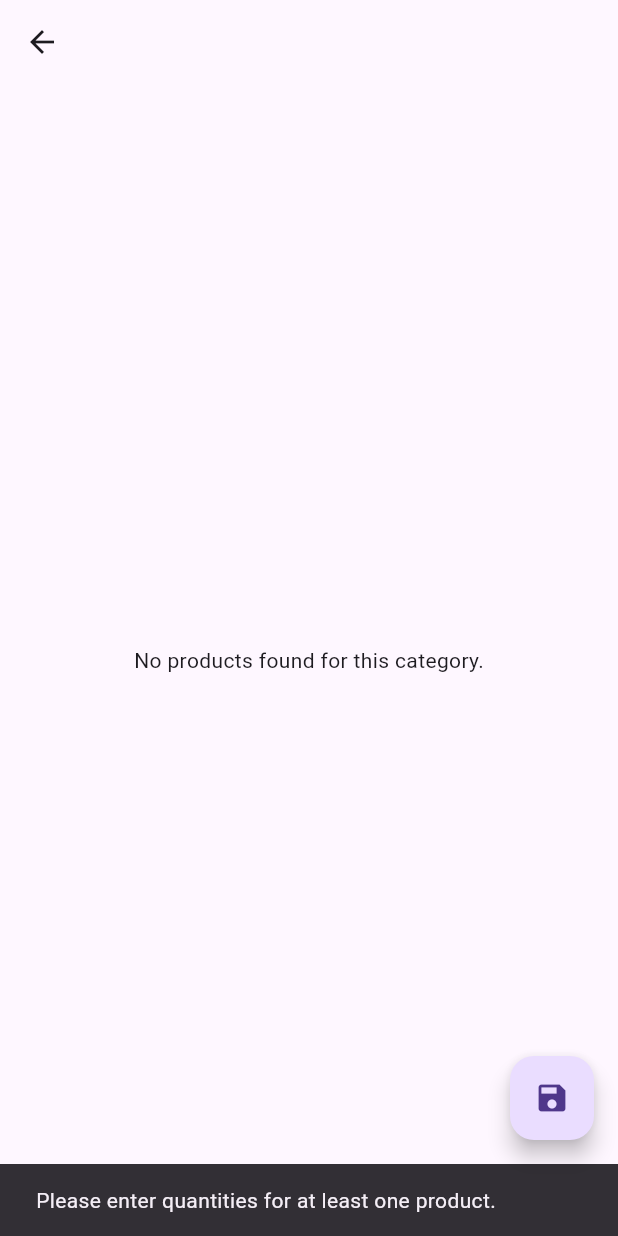
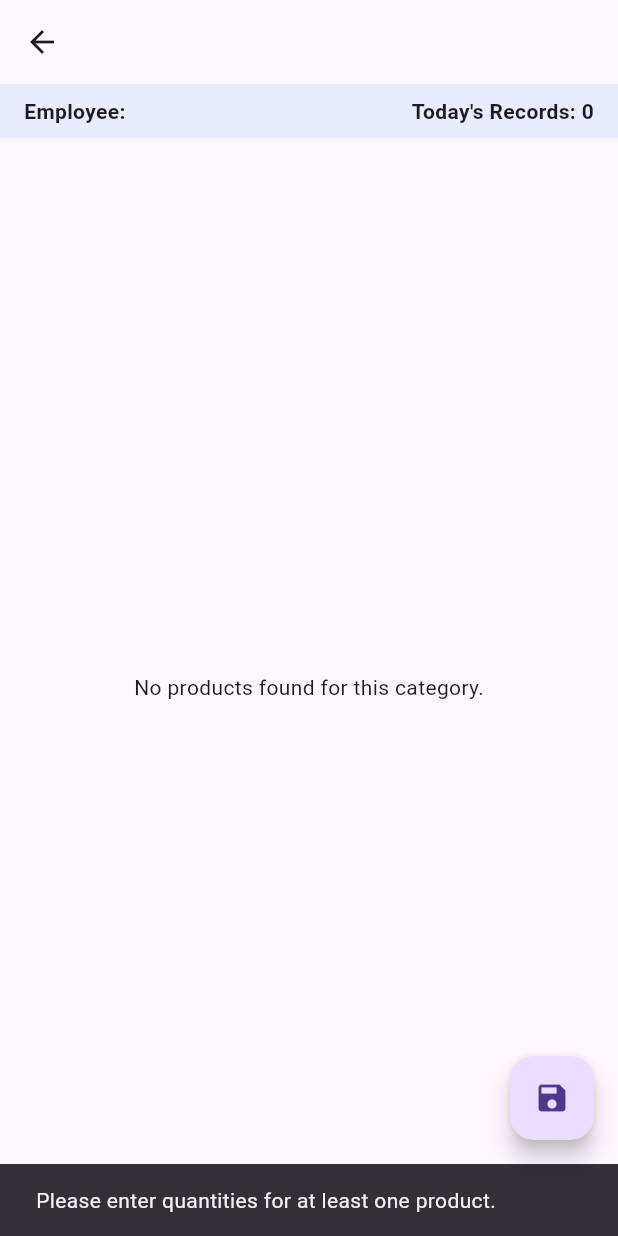
Before and after one commit to tapiaht/production_app, a Flutter app: the ProductProductionScreen screen opened directly with empty values, after a tap on the "save" icon, on a phone screen of 412 x 824 dp. Run offline on Flutter 3.47's test engine with Material 3 defaults, Android fonts, the phone set to English and light mode, and no system bars; our stand-ins replace googleapis_auth, shared_preferences; missing offline and left inert: googleapis; accounts and stored records are empty.

Commit message:
feat: add status bar with employee info and production count

```diff
--- a/lib/providers/employee_provider.dart
+++ b/lib/providers/employee_provider.dart
@@ -17,4 +17,12 @@ class EmployeeProvider extends ChangeNotifier {
     loading = false;
     notifyListeners();
   }
+
+  Employee? getEmployeeById(String id) {
+    try {
+      return employees.firstWhere((employee) => employee.id == id);
+    } catch (e) {
+      return null;
+    }
+  }
 }
--- a/lib/providers/production_provider.dart
+++ b/lib/providers/production_provider.dart
@@ -4,13 +4,16 @@ import 'package:production_app/services/sheets_service.dart';
 class ProductionProvider extends ChangeNotifier {
   final SheetsService service;
   bool _loading = false;
+  int _productionCount = 0;
 
   ProductionProvider(this.service);
 
   bool get loading => _loading;
+  int get productionCount => _productionCount;
 
   Future<void> saveProduction(String employeeId, Map<String, int> quantities) async {
     _loading = true;
+    _productionCount = 0;
     notifyListeners();
 
     try {
@@ -20,4 +23,15 @@ class ProductionProvider extends ChangeNotifier {
       notifyListeners();
     }
   }
+
+  Future<void> getTodaysProductionCount(String employeeId) async {
+    _loading = true;
+    notifyListeners();
+    try {
+      _productionCount = await service.getTodaysProductionCount(employeeId);
+    } finally {
+      _loading = false;
+      notifyListeners();
+    }
+  }
 }
--- a/lib/services/sheets_service.dart
+++ b/lib/services/sheets_service.dart
@@ -154,6 +154,28 @@ class SheetsService {
       valueInputOption: 'RAW',
     );
   }
+
+  Future<int> getTodaysProductionCount(String employeeId) async {
+    final client = await getClient();
+    final api = SheetsApi(client);
+    final date = today();
+
+    final response = await api.spreadsheets.values.get(
+      spreadsheetId,
+      'PRODUCTION!A2:D',
+    );
+
+    if (response.values == null) {
+      return 0;
+    }
+
+    return response.values!
+        .where((row) =>
+            row.length > 1 &&
+            row[0].toString() == date &&
+            row[1].toString() == employeeId)
+        .length;
+  }
 }
 
 String today() {
--- a/lib/ui/screens/employee_login_screen.dart
+++ b/lib/ui/screens/employee_login_screen.dart
@@ -143,7 +143,7 @@ class _EmployeeGridItem extends StatelessWidget {
   @override
   Widget build(BuildContext context) {
     return Material(
-      color: isSelected ? Colors.blue.withOpacity(0.2) : Colors.transparent,
+      color: isSelected ? Color.fromARGB(51, 33, 150, 243) : Colors.transparent,
       borderRadius: BorderRadius.circular(12.0),
       child: InkWell(
         onTap: onTap,
@@ -151,7 +151,7 @@ class _EmployeeGridItem extends StatelessWidget {
         child: Container(
           decoration: BoxDecoration(
             border: Border.all(
-              color: isSelected ? Colors.blue : Colors.grey.withOpacity(0.5),
+              color: isSelected ? Colors.blue : Color.fromARGB(128, 158, 158, 158),
               width: isSelected ? 2.0 : 1.0,
             ),
             borderRadius: BorderRadius.circular(12.0),
--- a/lib/ui/screens/product_production_screen.dart
+++ b/lib/ui/screens/product_production_screen.dart
@@ -1,14 +1,16 @@
 import 'package:flutter/material.dart';
 import 'package:provider/provider.dart';
 import 'package:production_app/models/category.dart';
+import 'package:production_app/models/employee.dart';
 import 'package:production_app/providers/product_provider.dart';
 import 'package:production_app/providers/production_provider.dart';
+import 'package:production_app/ui/widgets/status_bar.dart';
 
 class ProductProductionScreen extends StatefulWidget {
-  final String employeeId;
+  final Employee employee;
   final Category category;
 
-  const ProductProductionScreen({super.key, required this.employeeId, required this.category});
+  const ProductProductionScreen({super.key, required this.employee, required this.category});
 
   @override
   ProductProductionScreenState createState() => ProductProductionScreenState();
@@ -16,6 +18,15 @@ class ProductProductionScreen extends StatefulWidget {
 
 class ProductProductionScreenState extends State<ProductProductionScreen> {
   final Map<String, int> quantities = {};
+
+  @override
+  void initState() {
+    super.initState();
+    WidgetsBinding.instance.addPostFrameCallback((_) {
+      Provider.of<ProductionProvider>(context, listen: false)
+          .getTodaysProductionCount(widget.employee.id);
+    });
+  }
 
   void _saveProduction(BuildContext context) async {
     final scaffoldMessenger = ScaffoldMessenger.of(context);
@@ -31,7 +42,7 @@ class ProductProductionScreenState extends State<ProductProductionScreen> {
     final productionProvider = Provider.of<ProductionProvider>(context, listen: false);
 
     try {
-      await productionProvider.saveProduction(widget.employeeId, quantities);
+      await productionProvider.saveProduction(widget.employee.id, quantities);
 
       scaffoldMessenger.showSnackBar(
         SnackBar(content: Text('Production saved successfully!')),
@@ -53,7 +64,18 @@ class ProductProductionScreenState extends State<ProductProductionScreen> {
 
     return Scaffold(
       appBar: AppBar(title: Text(widget.category.name)),
-      body: Consumer<ProductProvider>(
+      body: Column(
+        children: [
+          Consumer<ProductionProvider>(
+            builder: (context, productionProvider, child) {
+              return StatusBar(
+                employeeName: widget.employee.name,
+                productionCount: productionProvider.productionCount,
+              );
+            },
+          ),
+          Expanded(
+            child: Consumer<ProductProvider>(
               builder: (_, provider, _) { // Changed __ to _
                 if (provider.products.isEmpty) {
                   return Center(child: Text('No products found for this category.'));
@@ -76,6 +98,9 @@ class ProductProductionScreenState extends State<ProductProductionScreen> {
                 );
               },
             ),
+          ),
+        ],
+      ),
       floatingActionButton: Consumer<ProductionProvider>(
         builder: (context, productionProvider, _) { // Changed child to _
           return productionProvider.loading
--- /dev/null
+++ b/lib/ui/widgets/status_bar.dart
@@ -0,0 +1,37 @@
+import 'package:flutter/material.dart';
+
+class StatusBar extends StatelessWidget {
+  final String employeeName;
+  final int productionCount;
+
+  const StatusBar({
+    super.key,
+    required this.employeeName,
+    required this.productionCount,
+  });
+
+  @override
+  Widget build(BuildContext context) {
+    return Container(
+      padding: const EdgeInsets.symmetric(horizontal: 16.0, vertical: 8.0),
+      color: Color.fromARGB(25, 33, 150, 243),
+      child: Row(
+        mainAxisAlignment: MainAxisAlignment.spaceBetween,
+        children: [
+          Text(
+            'Employee: $employeeName',
+            style: TextStyle(
+              fontWeight: FontWeight.bold,
+            ),
+          ),
+          Text(
+            'Today\'s Records: $productionCount',
+            style: TextStyle(
+              fontWeight: FontWeight.bold,
+            ),
+          ),
+        ],
+      ),
+    );
+  }
+}
```
Also changed, not shown: lib/ui/screens/category_selection_screen.dart (+35 -6 lines). Lines whose indentation alone changed are shown as unchanged.
